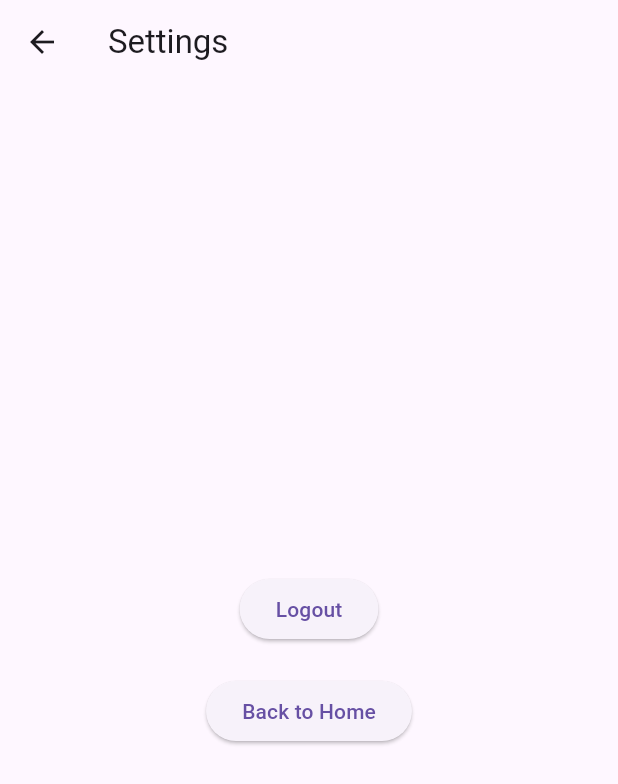
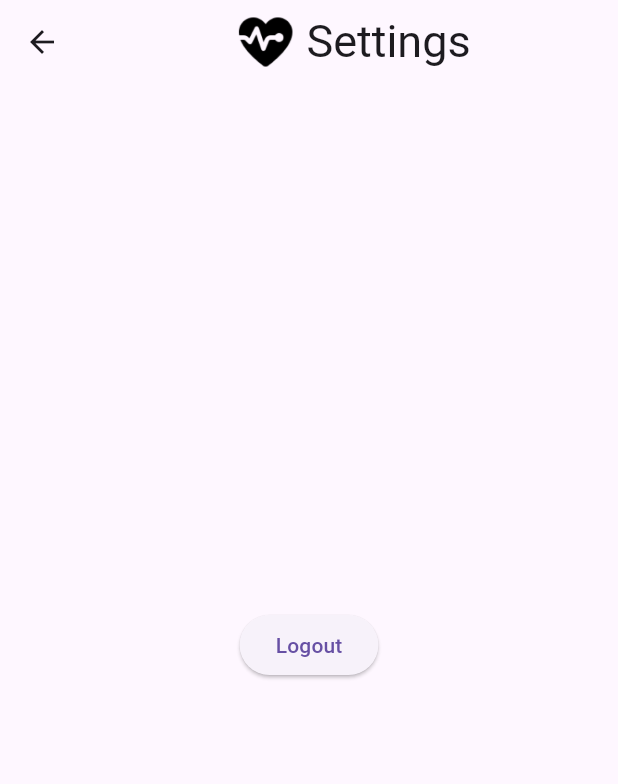
Before and after one commit to Affinity-App/Affinity-App, a Flutter app: the SettingsPage screen opened directly, on a phone screen of 412 x 824 dp. Shown: the top 784 px of the screen. Run offline on Flutter 3.47's test engine with Material 3 defaults, Android fonts, the phone set to English and light mode, and no system bars; our stand-ins replace cloud_firestore, firebase_auth, firebase_core, fl_chart, google_sign_in; accounts and stored records are empty.

```diff
--- a/cardiacengineering_app/lib/pages/dev_settings/settings_page.dart
+++ b/cardiacengineering_app/lib/pages/dev_settings/settings_page.dart
@@ -9,7 +9,24 @@ class SettingsPage extends StatelessWidget {
   Widget build(BuildContext context) {
     return Scaffold(
       appBar: AppBar(
-        title: const Text('Settings'),
+        title: Row(
+          mainAxisAlignment: MainAxisAlignment.center,
+          children: [
+            Image.asset(
+              'assets/images/logo.png',
+              height: 50.0,
+            ),
+            const SizedBox(
+                width: 5.0), // Add some space between the logo and text
+            const Text(
+              'Settings',
+              style: TextStyle(
+                fontSize: 30.0,
+              ),
+// Add some space between the logo and text
+            ),
+          ],
+        ),
       ),
       body: Center(
         child: Column(
@@ -22,13 +39,6 @@ class SettingsPage extends StatelessWidget {
               child: const Text('Logout'),
             ),
             const SizedBox(height: 20),
-            ElevatedButton(
-              onPressed: () {
-                // Navigate back to the previous page (Home page)
-                Navigator.pop(context);
-              },
-              child: const Text('Back to Home'),
-            ),
           ],
         ),
       ),
```
Also changed, not shown: cardiacengineering_app/lib/pages/home_data/home_page.dart (+6 -4 lines).
